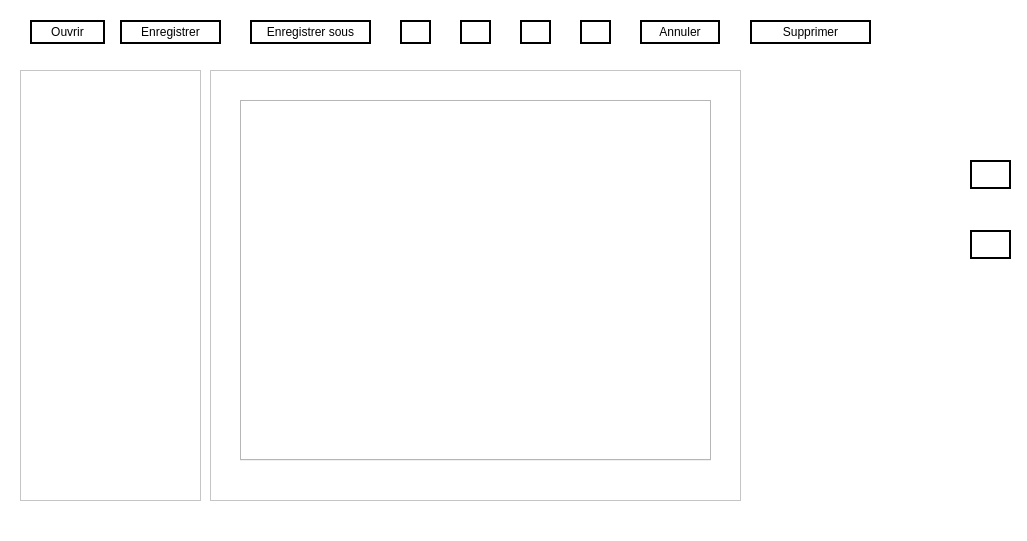
Qt form imagedit.ui (NesrineGhannay/ImagEdit) before a commit.
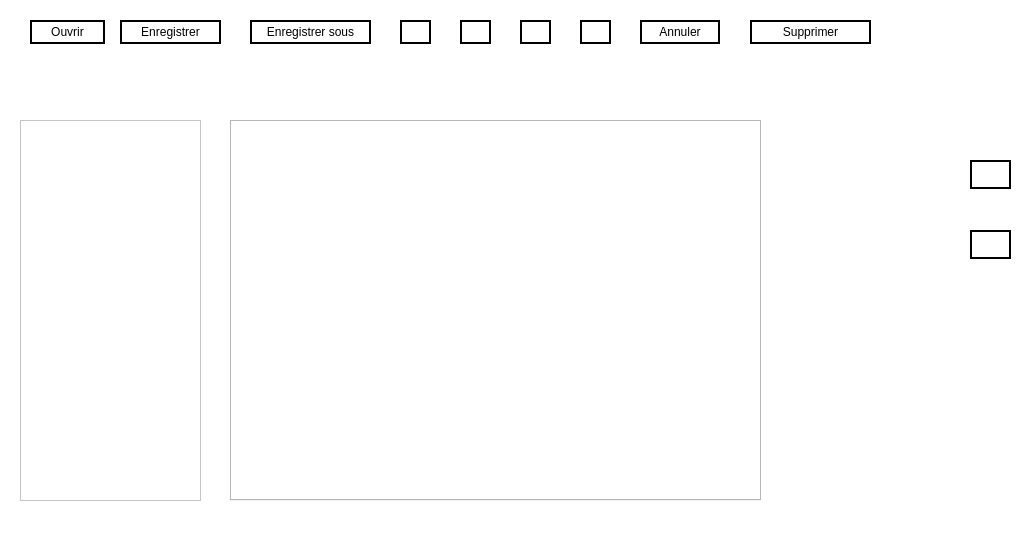
The same form after that commit. Icons and pictures are not drawn.

```diff
--- a/imagedit.ui
+++ b/imagedit.ui
@@ -50,9 +50,9 @@
     <property name="geometry">
      <rect>
       <x>20</x>
-      <y>70</y>
+      <y>120</y>
       <width>181</width>
-      <height>431</height>
+      <height>381</height>
      </rect>
     </property>
    </widget>
@@ -225,29 +225,6 @@
       <normaloff>:/cancel.png</normaloff>:/cancel.png</iconset>
     </property>
    </widget>
-   <widget class="QListWidget" name="edition">
-    <property name="geometry">
-     <rect>
-      <x>210</x>
-      <y>70</y>
-      <width>531</width>
-      <height>431</height>
-     </rect>
-    </property>
-   </widget>
-   <widget class="QLabel" name="imageLabel">
-    <property name="geometry">
-     <rect>
-      <x>230</x>
-      <y>90</y>
-      <width>491</width>
-      <height>381</height>
-     </rect>
-    </property>
-    <property name="text">
-     <string/>
-    </property>
-   </widget>
    <widget class="QPushButton" name="filter">
     <property name="geometry">
      <rect>
@@ -291,10 +268,10 @@
    <widget class="QTabWidget" name="tabWidget">
     <property name="geometry">
      <rect>
-      <x>240</x>
-      <y>100</y>
-      <width>471</width>
-      <height>361</height>
+      <x>230</x>
+      <y>120</y>
+      <width>531</width>
+      <height>381</height>
      </rect>
     </property>
     <property name="currentIndex">
```
